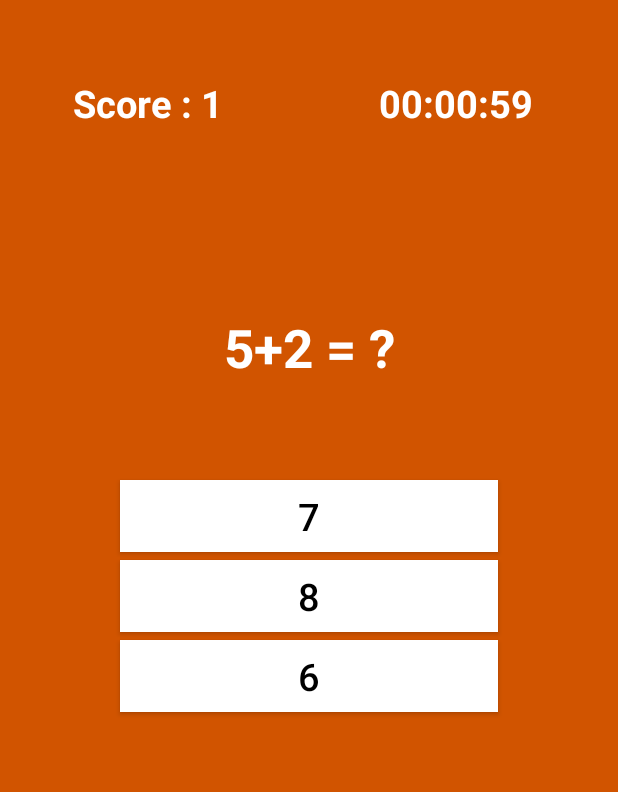
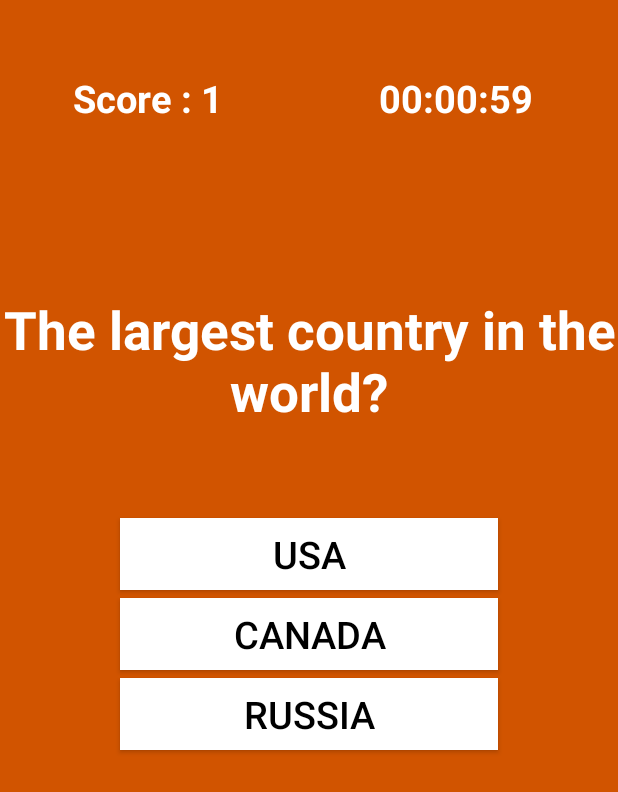
Before and after one commit to tim1800/QuizGame, an Android app: the screen it shows after launch (QuestionActivity), after a tap on "HARD", on a phone screen of 412 x 824 dp. Shown: the top 792 px of the screen. Run offline under Robolectric (Android 15) with nearby library versions, the phone set to English and light mode, and no system bars.

Commit message:
Bug fixes

```diff
--- a/app/src/main/java/com/quizgame/QuestionActivity.java
+++ b/app/src/main/java/com/quizgame/QuestionActivity.java
@@ -49,7 +49,7 @@ public class QuestionActivity extends Activity {
             @Override
             public void onClick(View v) {
 // passing the button text to other method
-// to check whether the anser is correct or not
+// to check whether the answer is correct or not
 // same for all three buttons
                 getAnswer(button1.getText().toString());
             }
@@ -84,7 +84,7 @@ public class QuestionActivity extends Activity {
             startActivity(intent);
             finish();
         }
-        if (qid < 20) {
+        if (qid < 25) {
 // if questions are not over then do this
             currentQ = quesList.get(qid);
             setQuestionView();
--- a/app/src/main/java/com/quizgame/QuestionActivity1.java
+++ b/app/src/main/java/com/quizgame/QuestionActivity1.java
@@ -1,13 +1,13 @@
 package com.quizgame;
 
 
-import android.os.Bundle;
 import android.app.Activity;
 import android.content.Intent;
 import android.os.Bundle;
 import android.view.View;
 import android.widget.Button;
 import android.widget.TextView;
+
 import java.util.List;
 
 public class QuestionActivity1 extends Activity {
@@ -78,7 +78,7 @@ public class QuestionActivity1 extends Activity {
             startActivity(intent);
             finish();
         }
-        if (qid < 20) {
+        if (qid < 25) {
 // if questions are not over then do this
             currentQ = quesList.get(qid);
             setQuestionView();
--- a/app/src/main/java/com/quizgame/QuizHelper.java
+++ b/app/src/main/java/com/quizgame/QuizHelper.java
@@ -42,48 +42,56 @@ public class QuizHelper extends SQLiteOpenHelper {
 // db.close();
     }
     private void addQuestion() {
-        Question q1 = new Question("5+2 = ?", "7", "8", "6", "7");
+        Question q1 = new Question("The largest country in the world?", "USA", "Canada", "Russia", "Russia");
         this.addQuestion(q1);
-        Question q2 = new Question("2+18 = ?", "18", "19", "20", "20");
+        Question q2 = new Question("Effel Tower located?", "London", "New York", "Paris", "Paris");
         this.addQuestion(q2);
-        Question q3 = new Question("10-3 = ?", "6", "7", "8", "7");
+        Question q3 = new Question("Island country?", "Japan", "South Korea", "India", "Japan");
         this.addQuestion(q3);
-        Question q4 = new Question("5+7 = ?", "12", "13", "14", "12");
+        Question q4 = new Question("Located in North America?", "Vietnam", "Brazil", "Mexico", "Mexico");
         this.addQuestion(q4);
-        Question q5 = new Question("3-1 = ?", "1", "3", "2", "2");
+        Question q5 = new Question("World's highest mountain?", "Mount Everest", "Makalu", "Kilimanjaro", "Mount Everest");
         this.addQuestion(q5);
-        Question q6 = new Question("0+1 = ?", "1", "0", "10", "1");
+        Question q6 = new Question("Ocean lies on the east coast of the United States?", "Indian", "Pacific", "Atlantic", "Atlantic");
         this.addQuestion(q6);
-        Question q7 = new Question("9-9 = ?", "0", "9", "1", "0");
+        Question q7 = new Question("Amount of the great lakes?", "6", "3", "5", "5");
         this.addQuestion(q7);
-        Question q8 = new Question("3+6 = ?", "8", "7", "9", "9");
+        Question q8 = new Question("The biggest desert in the world?", "Great Australian", "Sahara", "Arabian", "Sahara");
         this.addQuestion(q8);
-        Question q9 = new Question("1+5 = ?", "6", "7", "5", "6");
+        Question q9 = new Question("Which of these cities is NOT in Europe?", "Reykjavik", "Barcelona", "Sydney", "Sydney");
         this.addQuestion(q9);
-        Question q10 = new Question("7-5 = ?", "3", "2", "6", "2");
+        Question q10 = new Question("The United Kingdom is comprised of how many countries?", "3", "4", "5", "4");
         this.addQuestion(q10);
-        Question q11 = new Question("7-2 = ?", "7", "6", "5", "5");
+        Question q11 = new Question("Which of the following countries do NOT border France?", "Italy", "Netherlands", "Spain", "Netherlands");
         this.addQuestion(q11);
-        Question q12 = new Question("3+5 = ?", "8", "7", "5", "8");
+        Question q12 = new Question("What is the imaginary line called that connects the north and south pole?", "Prime Axis", "Prime Meridian", "Lambert line", "Prime Meridian");
         this.addQuestion(q12);
-        Question q13 = new Question("0+6 = ?", "7", "6", "5", "6");
+        Question q13 = new Question("Which lake is closest to Chicago?", "Erie", "Michigan", "Huron", "Michigan");
         this.addQuestion(q13);
-        Question q14 = new Question("12-10 = ?", "1", "2", "3", "2");
+        Question q14 = new Question("Between which two countries/states is the Bering Strait located?", "Alaska and Russia", "Finland and Sweden", "France and England", "Alaska and Russia");
         this.addQuestion(q14);
-        Question q15 = new Question("12+2 = ?", "14", "15", "16", "14");
+        Question q15 = new Question("Which U.S. state is the Grand Canyon located in?", "Arizona", "Nevada", "Wyoming", "Arizona");
         this.addQuestion(q15);
-        Question q16 = new Question("2-1 = ?", "2", "1", "0", "1");
+        Question q16 = new Question("Which is the longest river in the world?", "Nile river", "Congo river", "Amazon river", "Nile river");
         this.addQuestion(q16);
-        Question q17 = new Question("6-6 = ?", "6", "12", "0", "0");
+        Question q17 = new Question("Which is the largest body of water?", "Atlantic Ocean", "Pacific Ocean", "Indian Ocean", "Pacific Ocean");
         this.addQuestion(q17);
-        Question q18 = new Question("5-1 = ?", "4", "3", "2", "4");
+        Question q18 = new Question("Which is the smallest country, measured by total land area?", "Vatican City", "Tuvalu", "Monaco", "Vatican City");
         this.addQuestion(q18);
-        Question q19 = new Question("4+2 = ?", "6", "7", "5", "6");
+        Question q19 = new Question("What is the approximate size of Earth's equator?", "20,000 km", "30,000 km", "40,000 km", "40,000 km");
         this.addQuestion(q19);
-        Question q20 = new Question("5+1 = ?", "6", "7", "5", "6");
+        Question q20 = new Question("The highest average salinity amongst the following seas is reported from?", "Dead Sea", "Red Sea", "Black Sea", "Dead Sea");
         this.addQuestion(q20);
-        Question q21 = new Question("5-4 = ?", "5", "4", "1", "1");
+        Question q21 = new Question("The capital of USA?", "New York", "Washington", "Los Angeles", "Washington");
         this.addQuestion(q21);
+        Question q22 = new Question("African country?", "Nepal", "Greece", "Egypt", "Egypt");
+        this.addQuestion(q22);
+        Question q23 = new Question("Dubai in which country?", "Qatar", "UAE", "Saudi Arabia", "UAE");
+        this.addQuestion(q23);
+        Question q24 = new Question("Capital of Japan?", "Osaka", "Kyoto", "Tokyo", "Tokyo");
+        this.addQuestion(q24);
+        Question q25 = new Question("Country have a border with Iran?", "Russia", "China", "Afghanistan", "Afghanistan");
+        this.addQuestion(q25);
 // END
     }
     @Override
--- a/app/src/main/res/layout/splash.xml
+++ b/app/src/main/res/layout/splash.xml
@@ -10,7 +10,7 @@
     <TextView
         android:layout_width="match_parent"
         android:layout_height="match_parent"
-        android:text="Simple Maths Brainer"
+        android:text="Simple Geography Quiz"
         android:layout_weight="1"
         android:textColor="#000"
         android:textSize="34sp"
```
